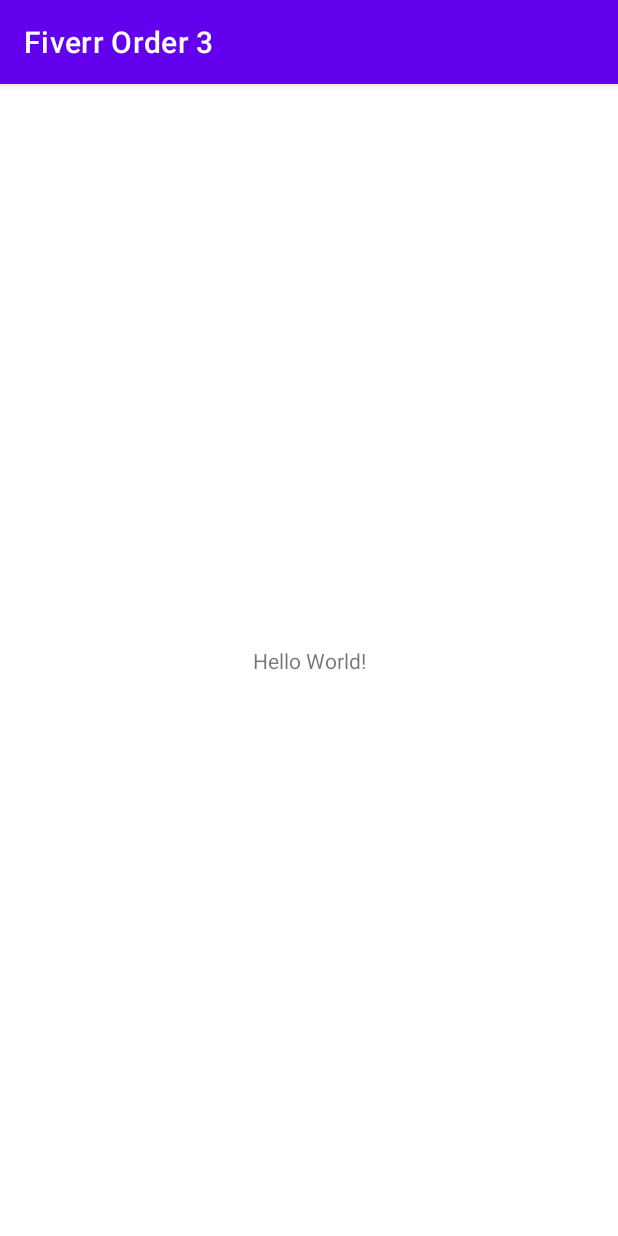
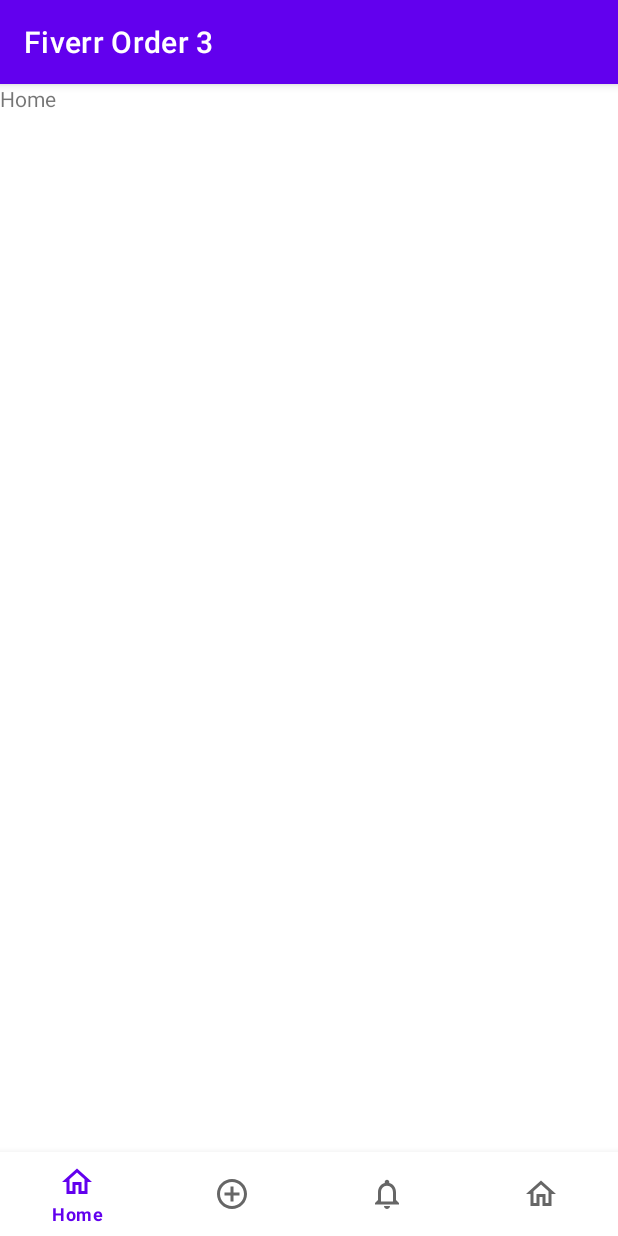
Before and after one commit to zancheema/snake-game-3, an Android app: the screen it shows after launch (MainActivity), on a phone screen of 412 x 824 dp. Run offline under Robolectric (Android 15) with nearby library versions, the phone set to English and light mode, and no system bars; our stand-ins replace navigation-ui.

Commit message:
configured bottom nav

```diff
--- a/app/build.gradle
+++ b/app/build.gradle
@@ -39,6 +39,9 @@ dependencies {
     implementation 'androidx.appcompat:appcompat:1.2.0'
     implementation 'com.google.android.material:material:1.3.0'
     implementation 'androidx.constraintlayout:constraintlayout:2.0.4'
+    implementation 'androidx.navigation:navigation-fragment-ktx:2.3.3'
+    implementation 'androidx.navigation:navigation-ui-ktx:2.3.3'
+    implementation 'androidx.legacy:legacy-support-v4:1.0.0'
     testImplementation 'junit:junit:4.+'
     androidTestImplementation 'androidx.test.ext:junit:1.1.2'
     androidTestImplementation 'androidx.test.espresso:espresso-core:3.3.0'
--- a/app/src/main/java/com/example/android/socialnetwork/MainActivity.kt
+++ b/app/src/main/java/com/example/android/socialnetwork/MainActivity.kt
@@ -2,10 +2,20 @@ package com.example.android.socialnetwork
 
 import androidx.appcompat.app.AppCompatActivity
 import android.os.Bundle
+import androidx.navigation.fragment.NavHostFragment
+import androidx.navigation.ui.setupWithNavController
+import com.google.android.material.bottomnavigation.BottomNavigationView
 
 class MainActivity : AppCompatActivity() {
     override fun onCreate(savedInstanceState: Bundle?) {
         super.onCreate(savedInstanceState)
         setContentView(R.layout.activity_main)
+
+        /** setup the bottom nav view */
+        val navHostFragment =
+            supportFragmentManager.findFragmentById(R.id.navHostFragment) as NavHostFragment
+        val navController = navHostFragment.navController
+        findViewById<BottomNavigationView>(R.id.bottomNav)
+            .setupWithNavController(navController)
     }
 }
--- /dev/null
+++ b/app/src/main/java/com/example/android/socialnetwork/home/HomeFragment.kt
@@ -0,0 +1,19 @@
+package com.example.android.socialnetwork.home
+
+import android.os.Bundle
+import androidx.fragment.app.Fragment
+import android.view.LayoutInflater
+import android.view.View
+import android.view.ViewGroup
+import com.example.android.socialnetwork.R
+
+class HomeFragment : Fragment() {
+
+    override fun onCreateView(
+        inflater: LayoutInflater, container: ViewGroup?,
+        savedInstanceState: Bundle?
+    ): View? {
+        // Inflate the layout for this fragment
+        return inflater.inflate(R.layout.fragment_home, container, false)
+    }
+}
--- /dev/null
+++ b/app/src/main/res/drawable/ic_baseline_add_circle_outline_24.xml
@@ -0,0 +1,10 @@
+<vector xmlns:android="http://schemas.android.com/apk/res/android"
+    android:width="24dp"
+    android:height="24dp"
+    android:viewportWidth="24"
+    android:viewportHeight="24"
+    android:tint="?attr/colorControlNormal">
+  <path
+      android:fillColor="@android:color/white"
+      android:pathData="M13,7h-2v4L7,11v2h4v4h2v-4h4v-2h-4L13,7zM12,2C6.48,2 2,6.48 2,12s4.48,10 10,10 10,-4.48 10,-10S17.52,2 12,2zM12,20c-4.41,0 -8,-3.59 -8,-8s3.59,-8 8,-8 8,3.59 8,8 -3.59,8 -8,8z"/>
+</vector>
--- /dev/null
+++ b/app/src/main/res/drawable/ic_baseline_notifications_none_24.xml
@@ -0,0 +1,10 @@
+<vector xmlns:android="http://schemas.android.com/apk/res/android"
+    android:width="24dp"
+    android:height="24dp"
+    android:viewportWidth="24"
+    android:viewportHeight="24"
+    android:tint="?attr/colorControlNormal">
+  <path
+      android:fillColor="@android:color/white"
+      android:pathData="M12,22c1.1,0 2,-0.9 2,-2h-4c0,1.1 0.9,2 2,2zM18,16v-5c0,-3.07 -1.63,-5.64 -4.5,-6.32L13.5,4c0,-0.83 -0.67,-1.5 -1.5,-1.5s-1.5,0.67 -1.5,1.5v0.68C7.64,5.36 6,7.92 6,11v5l-2,2v1h16v-1l-2,-2zM16,17L8,17v-6c0,-2.48 1.51,-4.5 4,-4.5s4,2.02 4,4.5v6z"/>
+</vector>
--- /dev/null
+++ b/app/src/main/res/drawable/ic_outline_home_24.xml
@@ -0,0 +1,10 @@
+<vector xmlns:android="http://schemas.android.com/apk/res/android"
+    android:width="24dp"
+    android:height="24dp"
+    android:viewportWidth="24"
+    android:viewportHeight="24"
+    android:tint="?attr/colorControlNormal">
+  <path
+      android:fillColor="@android:color/white"
+      android:pathData="M12,5.69l5,4.5V18h-2v-6H9v6H7v-7.81l5,-4.5M12,3L2,12h3v8h6v-6h2v6h6v-8h3L12,3z"/>
+</vector>
--- a/app/src/main/res/layout/activity_main.xml
+++ b/app/src/main/res/layout/activity_main.xml
@@ -6,13 +6,26 @@
     android:layout_height="match_parent"
     tools:context=".MainActivity">
 
-    <TextView
-        android:layout_width="wrap_content"
+    <com.google.android.material.bottomnavigation.BottomNavigationView
+        android:id="@+id/bottomNav"
+        android:layout_width="0dp"
         android:layout_height="wrap_content"
-        android:text="Hello World!"
         app:layout_constraintBottom_toBottomOf="parent"
-        app:layout_constraintLeft_toLeftOf="parent"
-        app:layout_constraintRight_toRightOf="parent"
-        app:layout_constraintTop_toTopOf="parent" />
+        app:layout_constraintEnd_toEndOf="parent"
+        app:layout_constraintHorizontal_bias="0.0"
+        app:layout_constraintStart_toStartOf="parent"
+        app:menu="@menu/bottom_nav_menu" />
+
+    <fragment
+        android:id="@+id/navHostFragment"
+        android:name="androidx.navigation.fragment.NavHostFragment"
+        android:layout_width="match_parent"
+        android:layout_height="match_parent"
+        app:defaultNavHost="true"
+        app:layout_constraintBottom_toTopOf="@+id/bottomNav"
+        app:layout_constraintEnd_toEndOf="parent"
+        app:layout_constraintStart_toStartOf="parent"
+        app:layout_constraintTop_toTopOf="parent"
+        app:navGraph="@navigation/nav_graph" />
 
 </androidx.constraintlayout.widget.ConstraintLayout>
--- /dev/null
+++ b/app/src/main/res/layout/fragment_home.xml
@@ -0,0 +1,14 @@
+<?xml version="1.0" encoding="utf-8"?>
+<FrameLayout xmlns:android="http://schemas.android.com/apk/res/android"
+    xmlns:tools="http://schemas.android.com/tools"
+    android:layout_width="match_parent"
+    android:layout_height="match_parent"
+    tools:context=".home.HomeFragment">
+
+    <!-- TODO: Update blank fragment layout -->
+    <TextView
+        android:layout_width="match_parent"
+        android:layout_height="match_parent"
+        android:text="Home" />
+
+</FrameLayout>
--- /dev/null
+++ b/app/src/main/res/menu/bottom_nav_menu.xml
@@ -0,0 +1,20 @@
+<?xml version="1.0" encoding="utf-8"?>
+<menu xmlns:android="http://schemas.android.com/apk/res/android">
+
+    <item
+        android:id="@+id/homeFragment"
+        android:icon="@drawable/ic_outline_home_24"
+        android:title="Home" />
+    <item
+        android:id="@+id/postFragment"
+        android:icon="@drawable/ic_baseline_add_circle_outline_24"
+        android:title="Post" />
+    <item
+        android:id="@+id/notificationFragment"
+        android:icon="@drawable/ic_baseline_notifications_none_24"
+        android:title="Notifications" />
+    <item
+        android:id="@+id/profileFragment"
+        android:icon="@drawable/ic_outline_home_24"
+        android:title="Profile" />
+</menu>
--- /dev/null
+++ b/app/src/main/res/navigation/nav_graph.xml
@@ -0,0 +1,28 @@
+<?xml version="1.0" encoding="utf-8"?>
+<navigation xmlns:android="http://schemas.android.com/apk/res/android"
+    xmlns:app="http://schemas.android.com/apk/res-auto"
+    xmlns:tools="http://schemas.android.com/tools"
+    android:id="@+id/nav_graph"
+    app:startDestination="@id/homeFragment">
+
+    <fragment
+        android:id="@+id/homeFragment"
+        android:name="com.example.android.socialnetwork.home.HomeFragment"
+        android:label="fragment_home"
+        tools:layout="@layout/fragment_home" />
+    <fragment
+        android:id="@+id/notificationFragment"
+        android:name="com.example.android.socialnetwork.notification.NotificationFragment"
+        android:label="fragment_notification"
+        tools:layout="@layout/fragment_notification" />
+    <fragment
+        android:id="@+id/profileFragment"
+        android:name="com.example.android.socialnetwork.profile.ProfileFragment"
+        android:label="fragment_profile"
+        tools:layout="@layout/fragment_profile" />
+    <fragment
+        android:id="@+id/postFragment"
+        android:name="com.example.android.socialnetwork.post.PostFragment"
+        android:label="fragment_post"
+        tools:layout="@layout/fragment_post" />
+</navigation>
--- a/app/src/main/res/values/strings.xml
+++ b/app/src/main/res/values/strings.xml
@@ -1,3 +1,5 @@
 <resources>
     <string name="app_name">Fiverr Order 3</string>
+    <!-- TODO: Remove or change this placeholder text -->
+    <string name="hello_blank_fragment">Hello blank fragment</string>
 </resources>
```
Also changed, not shown: app/src/main/java/com/example/android/socialnetwork/notification/NotificationFragment.kt (added, +19 -0 lines), app/src/main/java/com/example/android/socialnetwork/post/PostFragment.kt (added, +19 -0 lines), app/src/main/java/com/example/android/socialnetwork/profile/ProfileFragment.kt (added, +19 -0 lines), app/src/main/res/layout/fragment_notification.xml (added, +14 -0 lines), app/src/main/res/layout/fragment_post.xml (added, +14 -0 lines), app/src/main/res/layout/fragment_profile.xml (added, +14 -0 lines).
